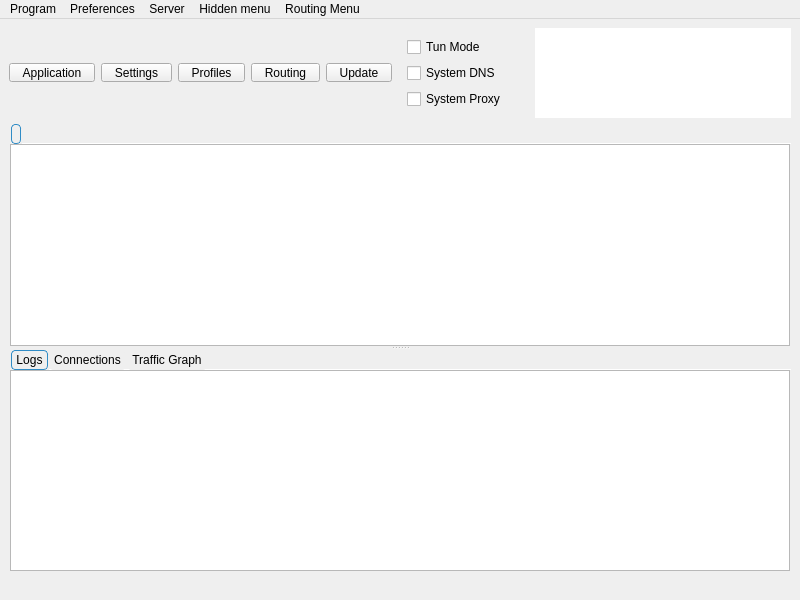
First picture: the form in include/ui/mainwindow.ui, repository lanxuewsr/Throne-Mod, before the edit.
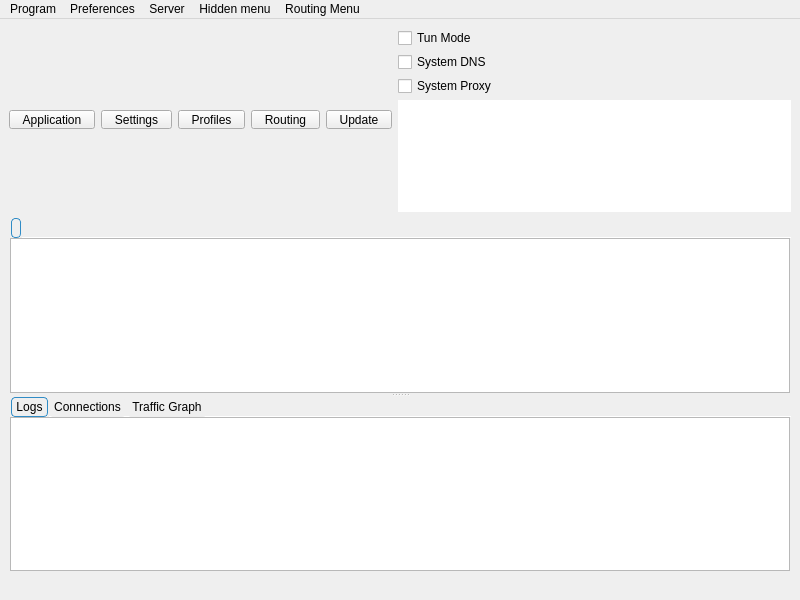
Second picture: the form after the edit. Icons and pictures are not drawn. Custom widgets are drawn as their Qt base class.

Commit message: Improve mode status layout and TUN DNS hijack

```diff
--- a/include/ui/mainwindow.ui
+++ b/include/ui/mainwindow.ui
@@ -229,8 +229,53 @@
        </widget>
       </item>
       <item>
+       <widget class="QWidget" name="topStatusPanel" native="true">
+        <property name="sizePolicy">
+         <sizepolicy hsizetype="Expanding" vsizetype="Preferred">
+          <horstretch>1</horstretch>
+          <verstretch>0</verstretch>
+         </sizepolicy>
+        </property>
+        <layout class="QVBoxLayout" name="verticalLayout_top_status">
+         <property name="spacing">
+          <number>4</number>
+         </property>
+         <property name="leftMargin">
+          <number>0</number>
+         </property>
+         <property name="topMargin">
+          <number>0</number>
+         </property>
+         <property name="rightMargin">
+          <number>0</number>
+         </property>
+         <property name="bottomMargin">
+          <number>0</number>
+         </property>
+         <item>
        <widget class="QWidget" name="modePanel" native="true">
+           <property name="sizePolicy">
+            <sizepolicy hsizetype="Expanding" vsizetype="Preferred">
+             <horstretch>1</horstretch>
+             <verstretch>0</verstretch>
+            </sizepolicy>
+           </property>
         <layout class="QVBoxLayout" name="verticalLayout_4">
+            <property name="spacing">
+             <number>4</number>
+            </property>
+            <property name="leftMargin">
+             <number>0</number>
+            </property>
+            <property name="topMargin">
+             <number>0</number>
+            </property>
+            <property name="rightMargin">
+             <number>0</number>
+            </property>
+            <property name="bottomMargin">
+             <number>0</number>
+            </property>
          <item>
           <layout class="QHBoxLayout" name="horizontalLayout_tun_status">
            <item>
@@ -250,7 +295,7 @@
             <widget class="QLabel" name="labelTunProfileStatus">
              <property name="sizePolicy">
               <sizepolicy hsizetype="Expanding" vsizetype="Preferred">
-               <horstretch>0</horstretch>
+                  <horstretch>1</horstretch>
                <verstretch>0</verstretch>
               </sizepolicy>
              </property>
@@ -258,7 +303,7 @@
               <string/>
              </property>
              <property name="wordWrap">
-              <bool>true</bool>
+                 <bool>false</bool>
              </property>
             </widget>
            </item>
@@ -284,7 +329,7 @@
             <widget class="QLabel" name="labelSystemProxyProfileStatus">
              <property name="sizePolicy">
               <sizepolicy hsizetype="Expanding" vsizetype="Preferred">
-               <horstretch>0</horstretch>
+                  <horstretch>1</horstretch>
                <verstretch>0</verstretch>
               </sizepolicy>
              </property>
@@ -292,7 +337,7 @@
               <string/>
              </property>
              <property name="wordWrap">
-              <bool>true</bool>
+                 <bool>false</bool>
              </property>
             </widget>
            </item>
@@ -307,15 +352,15 @@
          <bool>true</bool>
         </property>
         <property name="sizePolicy">
-         <sizepolicy hsizetype="Expanding" vsizetype="Ignored">
-          <horstretch>0</horstretch>
+            <sizepolicy hsizetype="Expanding" vsizetype="Preferred">
+             <horstretch>1</horstretch>
           <verstretch>0</verstretch>
          </sizepolicy>
         </property>
         <property name="minimumSize">
          <size>
           <width>0</width>
-          <height>65</height>
+             <height>0</height>
          </size>
         </property>
         <property name="mouseTracking">
@@ -345,6 +390,9 @@
         <property name="textInteractionFlags">
          <set>Qt::TextInteractionFlag::LinksAccessibleByKeyboard|Qt::TextInteractionFlag::LinksAccessibleByMouse</set>
         </property>
+          </widget>
+         </item>
+        </layout>
        </widget>
       </item>
      </layout>
```
Lines whose indentation alone changed are shown as unchanged. The commit also changes 2 other files.
